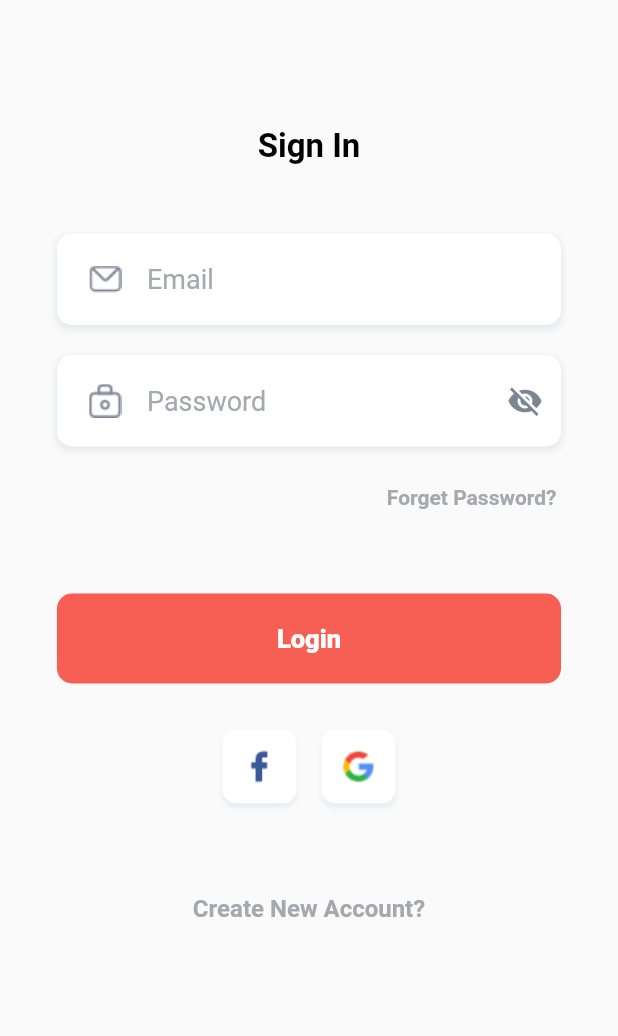
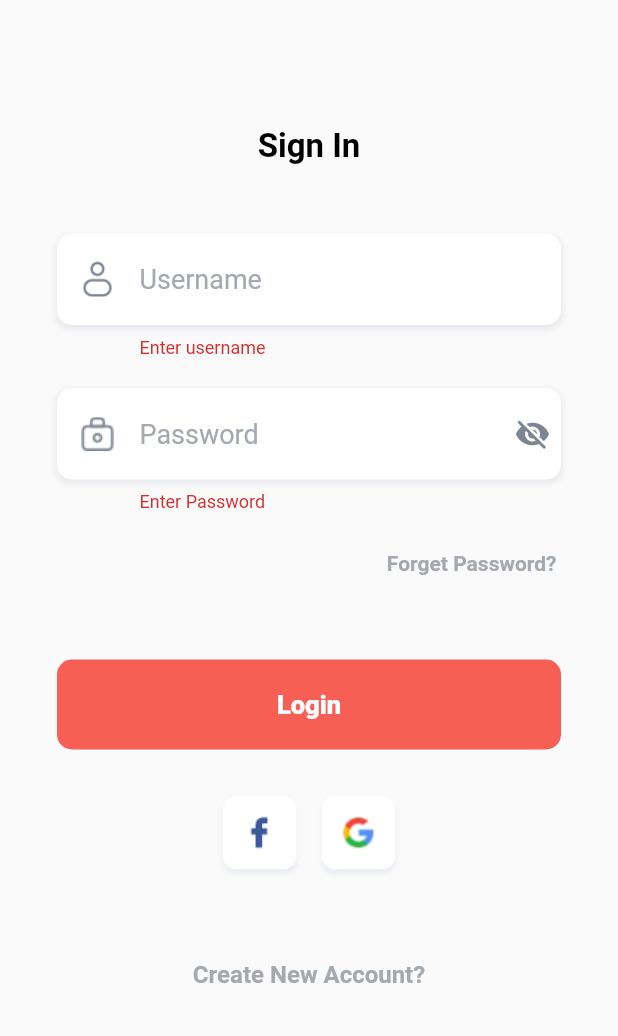
Before and after one commit to izajul/dokan_demo, a Flutter app: the screen it shows after launch, after a tap on "Login", on a phone screen of 412 x 824 dp, the part 200-1236 px from its top. Run offline on Flutter 3.47's test engine with Material 2 defaults, Android fonts, the phone set to English and light mode, and no system bars; our stand-ins replace dotted_border, flutter_rating_bar, flutter_spinkit, get.

Commit message:
login system setup successfully

```diff
--- a/lib/main.dart
+++ b/lib/main.dart
@@ -4,6 +4,7 @@ import 'package:dokan/view/signup.view.dart';
 import 'package:dokan/view/splash.view.dart';
 import 'package:flutter/material.dart';
 import 'package:flutter/services.dart';
+import 'package:get/get_navigation/src/root/get_material_app.dart';
 
 import 'utils/appearance.dart';
 
@@ -19,7 +20,7 @@ class MyApp extends StatelessWidget {
   Widget build(BuildContext context) {
     SystemChrome.setSystemUIOverlayStyle(
         const SystemUiOverlayStyle(statusBarColor: Colors.white));
-    return MaterialApp(
+    return GetMaterialApp(
       title: 'Dokan Demo',
       theme: theme,
       onGenerateRoute: onGenerateRoute,
--- a/lib/services/remote.service.dart
+++ b/lib/services/remote.service.dart
@@ -6,7 +6,8 @@ class RemoteService {
   static final client = http.Client();
 
   Future<RemoteResponse> login(Map<String, String> payload) async {
-    var res = await client.post(Uri.parse("jwt-auth/v1/token"), body: payload);
+    var res = await client.post(Uri.parse(baseURL + "jwt-auth/v1/token"),
+        body: payload);
     var result = RemoteResponse();
     if (res.statusCode == 200) {
       result.msg = "Login Success";
--- a/lib/view/login.view.dart
+++ b/lib/view/login.view.dart
@@ -1,17 +1,17 @@
+import 'package:dokan/controller/login.controller.dart';
 import 'package:dokan/utils/appearance.dart';
-import 'package:dokan/utils/functions.dart';
 import 'package:dokan/view/signup.view.dart';
 import 'package:dokan/view/widget/buttons.widget.dart';
 import 'package:dokan/view/widget/input_field.widget.dart';
 import 'package:flutter/cupertino.dart';
 import 'package:flutter/material.dart';
+import 'package:get/get.dart';
 
 class Login extends StatelessWidget {
   static const routeName = "/login";
-
   Login({Key? key}) : super(key: key);
-
   final _key = GlobalKey<FormState>();
+  final LoginController _controller = Get.put(LoginController());
 
   @override
   Widget build(BuildContext context) {
@@ -50,13 +50,14 @@ class Login extends StatelessWidget {
                     height: 40,
                   ),
                   FormFieldRounded(
-                    hintText: "Email",
-                    icon: "assets/imgs/email_ic.png",
+                    onChanged: (value) {
+                      _controller.setData("username", value);
+                    },
+                    hintText: "Username",
+                    icon: "assets/imgs/user_ic.png",
                     validate: (value) {
-                      if (value == null ||
-                          value.toString().isEmpty ||
-                          !validEmail(value.toString())) {
-                        return "Enter Valid Email";
+                      if (value == null || value.toString().isEmpty) {
+                        return "Enter username";
                       }
                       return null;
                     },
@@ -65,9 +66,18 @@ class Login extends StatelessWidget {
                     height: 10,
                   ),
                   FormFieldRounded(
+                    onChanged: (value) {
+                      _controller.setData("password", value);
+                    },
                     hintText: "Password",
                     inputType: TextInputType.visiblePassword,
                     icon: "assets/imgs/lock_ic.png",
+                    validate: (value) {
+                      if (value == null || value.toString().isEmpty) {
+                        return "Enter Password";
+                      }
+                      return null;
+                    },
                   ),
                   const SizedBox(
                     height: 5,
@@ -86,15 +96,26 @@ class Login extends StatelessWidget {
                   const SizedBox(
                     height: 40,
                   ),
-                  ButtonWithRipple(
+
+                  /// observable with Login State state
+                  Obx(() {
+                    if (_controller.isLoading.value) {
+                      return const LinearProgressIndicator();
+                    }
+                    return ButtonWithRipple(
                       onPress: () {
-                      // SpinnerDialog.show(context);
+                        if (_key.currentState?.validate() == false) {
+                          return;
+                        } else {
+                          _controller.login();
+                        }
                       },
                       text: Text(
                         "Login",
                         style: textTheme.button?.apply(color: Colors.white),
                       ),
-                  ),
+                    );
+                  }),
                   const SizedBox(
                     height: 30,
                   ),
--- a/lib/view/widget/input_field.widget.dart
+++ b/lib/view/widget/input_field.widget.dart
@@ -1,19 +1,16 @@
 import 'package:dokan/utils/appearance.dart';
 import 'package:flutter/cupertino.dart';
 import 'package:flutter/material.dart';
-
-/// Validator Typedef
-typedef Validate = String? Function(dynamic value);
 
 class FormFieldRounded extends StatelessWidget {
   final double widht;
   final String hintText;
   final TextInputType inputType;
   final TextEditingController? controller;
-  final Validate? validate;
+  final FormFieldValidator<String>? validate;
   final String? initValue;
   final bool isMultiline;
-  final onChange;
+  final ValueChanged<String>? onChanged;
   final icon;
   TextStyle? labelStyle;
 
@@ -27,22 +24,21 @@ class FormFieldRounded extends StatelessWidget {
       this.labelStyle,
       this.isMultiline = false,
       this.initValue,
-      this.onChange,
+      this.onChanged,
       this.icon = "assets/imgs/user_ic.png"})
       : super(key: key);
 
   @override
   Widget build(BuildContext context) {
-    var hasError = false;
-    var errMsg = "";
     var isViewPass = false;
     return Padding(
       padding: const EdgeInsets.symmetric(vertical: 5),
       child: StatefulBuilder(
         builder: (BuildContext context, StateSetter state) {
-          return Column(
+          return Stack(
             children: [
               Container(
+                height: 61,
                 margin: const EdgeInsets.symmetric(horizontal: 5),
                 decoration: BoxDecoration(
                     color: Colors.white,
@@ -54,44 +50,21 @@ class FormFieldRounded extends StatelessWidget {
                           blurRadius: 3.0,
                           spreadRadius: 1)
                     ]),
-                child: TextFormField(
+              ),
+              TextFormField(
                 initialValue: initValue,
-                  onChanged: onChange,
+                onChanged: onChanged,
                 autofocus: false,
-                  style: const TextStyle(
-                      fontSize: 18, fontWeight: FontWeight.w400),
+                style:
+                    const TextStyle(fontSize: 18, fontWeight: FontWeight.w400),
                 controller: controller,
                 textAlign: TextAlign.start,
                 cursorColor: MyColors.textDark,
                 autovalidateMode: AutovalidateMode.onUserInteraction,
-                  validator: validate == null
-                      ? null
-                      : (value) {
-                          debugPrint("validating");
-                          String? valid = validate!(value);
-                          if (valid == null) {
-                            if (!hasError) return;
-                            Future.delayed(Duration.zero, () async {
-                              state(() {
-                                hasError = false;
-                              });
-                            });
-                          } else {
-                            if (hasError) return;
-                            Future.delayed(Duration.zero, () async {
-                              state(() {
-                                hasError = true;
-                                errMsg = valid;
-                              });
-                            });
-                          }
-                          return null;
-                        },
-                  // keyboardType: inputType,
+                validator: validate,
                 maxLines: isMultiline ? null : 1,
                 minLines: isMultiline ? 5 : 1,
-                  keyboardType:
-                      isMultiline ? TextInputType.multiline : inputType,
+                keyboardType: isMultiline ? TextInputType.multiline : inputType,
                 obscureText: ((inputType == TextInputType.visiblePassword) &&
                         !isViewPass)
                     ? true
@@ -125,31 +98,15 @@ class FormFieldRounded extends StatelessWidget {
                           )
                         : null,
                     // isDense: true,
-                      contentPadding: const EdgeInsets.symmetric(
-                          horizontal: 0, vertical: 20),
+                    contentPadding:
+                        const EdgeInsets.symmetric(horizontal: 0, vertical: 20),
                     enabledBorder: InputBorder.none,
                     focusedBorder: InputBorder.none,
                     errorBorder: InputBorder.none,
+                    focusedErrorBorder: InputBorder.none,
                     hintText: hintText,
                     hintStyle: const TextStyle(color: MyColors.textHint)),
-                ),
-              ),
-              hasError
-                  ? Align(
-                      alignment: Alignment.centerLeft,
-                      child: Padding(
-                        padding: EdgeInsets.only(
-                          left: 20,
-                          top: 5,
-                        ),
-                        child: Text(
-                          errMsg,
-                          style: textTheme.subtitle2
-                              ?.apply(color: Color(0xffe76969)),
-                        ),
-                      ),
               )
-                  : SizedBox()
             ],
           );
         },
```
Also changed, not shown: lib/utils/functions.dart (+20 -0 lines). Lines whose indentation alone changed are shown as unchanged.
